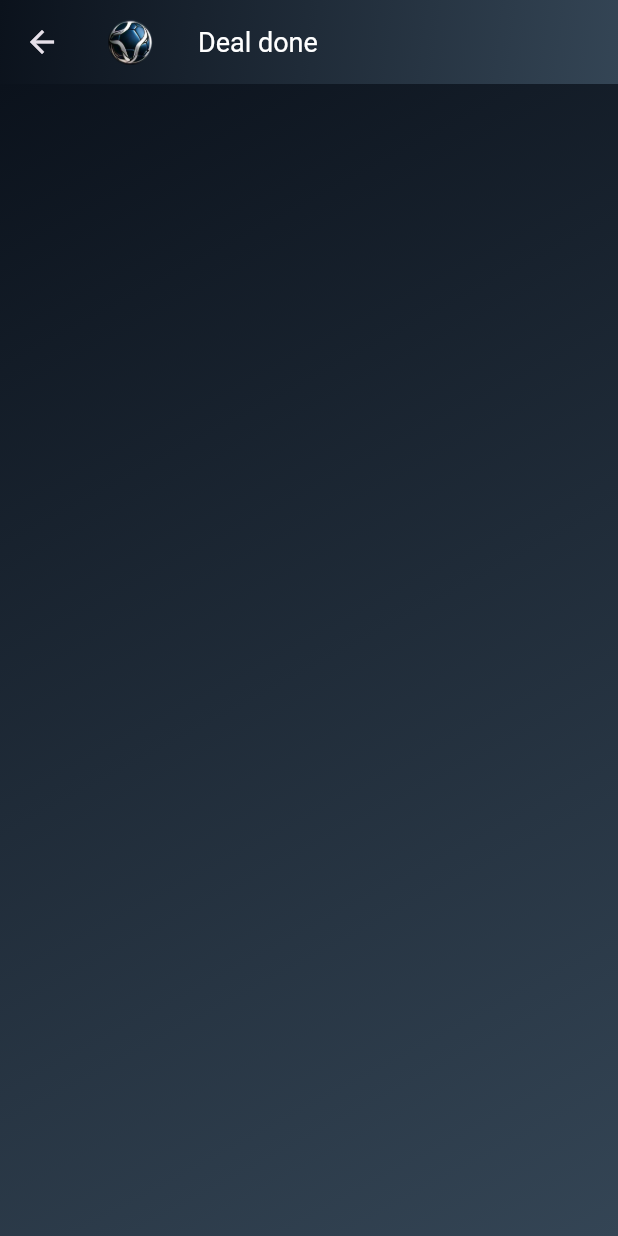
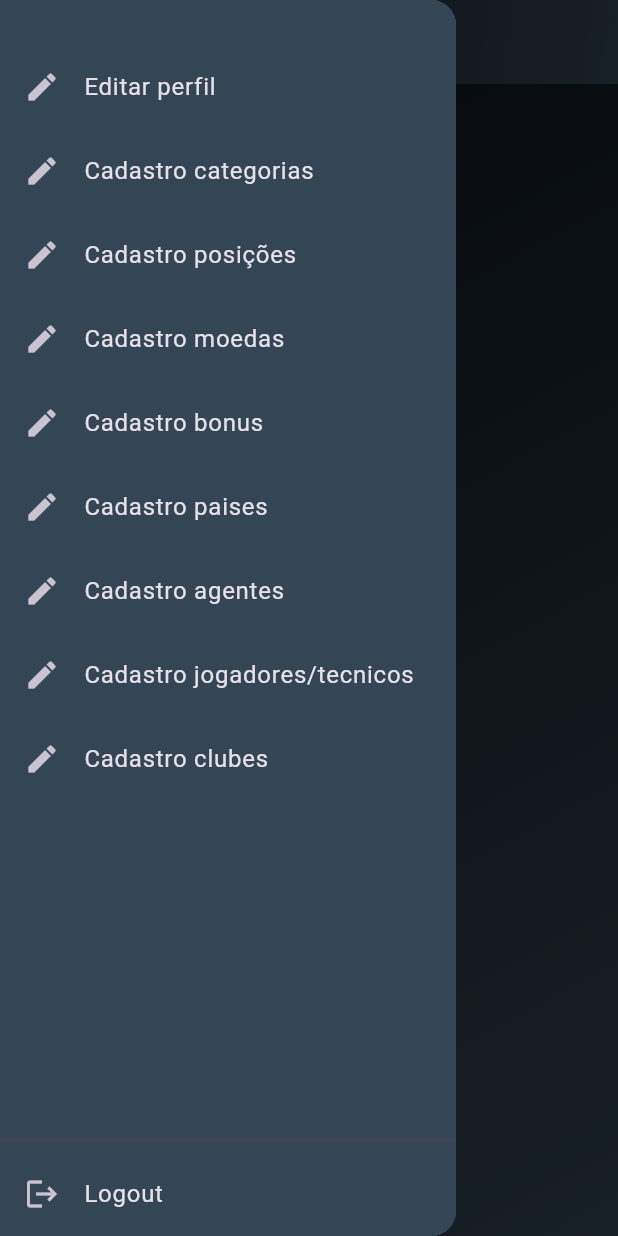
Before and after one commit to laertmascioli/M26.FrontEnd, a Flutter app: the HomePage screen opened by its route, with the side drawer open (before the commit the screen has no drawer), on a phone screen of 412 x 824 dp. Run offline on Flutter 3.47's test engine with Material 3 defaults, Android fonts, the phone set to English and light mode, and no system bars; our stand-ins replace shared_preferences; accounts and stored records are empty.

Commit message:
Commit Inicial

```diff
--- /dev/null
+++ b/Setup/Documents/Telas DealDone.txt
@@ -0,0 +1,31 @@
+  1.1
+  Cadastro de usuários
+  (Code, UserName, Firstname, Lastname, Email, Telephone, Username, Password, firstlogon,
+   LastLogon, Usertype (combo), Active(Y/N) (combo), defaulter)
+  1.2
+  Cadastro de categorias (Player, coach, referee)
+  (Code, Category Code, Category Name)
+  1.3
+  Cadastro de posições
+  (Code, Position Code, Position Name, Category (combo) (cadastro de categorias 1.2))
+  1.4
+  Cadastro de moedas (List of ISO 4217 currency codes)
+  (Code, Currency code, Currency Name, Currency Num, decimal digits )
+  1.5
+  Cadastro de bonus
+  (Code, Bonus code, Bonus Name)
+  1.6
+  Cadastro de países
+  (Code, Country code, Country Name, ISO CODE, Currency (combo)(cadastro de moedas 1.4))
+  1.7
+  Cadastro de Agentes
+  ()
+  1.8
+  Cadastro de jogadores/técnicos
+  ( Code, Name, Birth Date, Position (combo)(Cadastro de posições 1.3), Category (combo)(cadastro 1.2)
+    Foots, available for trial (combo) (Y/N), Video Highlights, Transfermarkt, Agente (combo)(cadastro 1.7),
+	Ogol, Salary expectations, Nationality (combo) (cadastro de países 1.6), photo,
+	Last Contract, Height, Weight, Profile, achievements, contract situation)
+  1.9
+  Cadastro de clubes
+  ()
--- a/lib/home/home_page.dart
+++ b/lib/home/home_page.dart
@@ -1,4 +1,5 @@
 import 'package:flutter/material.dart';
+import 'package:m26/login/login_page.dart';
 
 class HomePage extends StatelessWidget {
   const HomePage({super.key});
@@ -6,14 +7,22 @@ class HomePage extends StatelessWidget {
   @override
   Widget build(BuildContext context) {
     return Scaffold(
-      appBar: AppBar(
+      appBar: _getAppBar(),
+      drawer: Drawer(
+        child: _getContainerDrawer(),
+      ),
+      body: _getContainerBody(),
+    );
+  }
+
+  _getAppBar() {
+    return AppBar(
       title: Row(
         children: [
           SizedBox(
             width: 30,
             child: Hero(
-                  tag: 'imageLogin',
-                  child: Image.asset('assets/Icone_M26.png')),
+                tag: 'imageLogin', child: Image.asset('assets/Icone_M26.png')),
           ),
           const SizedBox(width: 30),
           const Text(
@@ -31,8 +40,108 @@ class HomePage extends StatelessWidget {
               colors: [Color(0xff0b121c), Color(0xff344555)]),
         ),
       ),
+    );
+  }
+
+  _getContainerDrawer() {
+    return Container(
+      decoration: const BoxDecoration(color: Color(0xff344555)),
+      child: Column(
+        children: <Widget>[
+          Expanded(
+            child: Column(
+              children: <Widget>[
+                const SizedBox(
+                  height: 30,
                 ),
-      body: Container(
+                ListTile(
+                  leading: const Icon(Icons.edit),
+                  title: const Text("Editar perfil"),
+                  onTap: () {
+                    // Get.to(EditCad());
+                  },
+                ),
+                ListTile(
+                  leading: const Icon(Icons.edit),
+                  title: const Text("Cadastro categorias"),
+                  onTap: () {
+                    // Get.to(EditCad());
+                  },
+                ),
+                ListTile(
+                  leading: const Icon(Icons.edit),
+                  title: const Text("Cadastro posições"),
+                  onTap: () {
+                    // Get.to(EditCad());
+                  },
+                ),
+                ListTile(
+                  leading: const Icon(Icons.edit),
+                  title: const Text("Cadastro moedas"),
+                  onTap: () {
+                    // Get.to(EditCad());
+                  },
+                ),
+                ListTile(
+                  leading: const Icon(Icons.edit),
+                  title: const Text("Cadastro bonus"),
+                  onTap: () {
+                    // Get.to(EditCad());
+                  },
+                ),
+                ListTile(
+                  leading: const Icon(Icons.edit),
+                  title: const Text("Cadastro paises"),
+                  onTap: () {
+                    // Get.to(EditCad());
+                  },
+                ),
+                ListTile(
+                  leading: const Icon(Icons.edit),
+                  title: const Text("Cadastro agentes"),
+                  onTap: () {
+                    // Get.to(EditCad());
+                  },
+                ),
+                ListTile(
+                  leading: const Icon(Icons.edit),
+                  title: const Text("Cadastro jogadores/tecnicos"),
+                  onTap: () {
+                    // Get.to(EditCad());
+                  },
+                ),
+                ListTile(
+                  leading: const Icon(Icons.edit),
+                  title: const Text("Cadastro clubes"),
+                  onTap: () {
+                    // Get.to(EditCad());
+                  },
+                ),
+              ],
+            ),
+          ),
+          Align(
+            alignment: FractionalOffset.bottomCenter,
+            child: Column(
+              children: <Widget>[
+                const Divider(),
+                ListTile(
+                  leading: const Icon(Icons.logout),
+                  title: const Text("Logout"),
+                  onTap: () {
+                    (_) => const LoginPage();
+                  },
+                ),
+              ],
+            ),
+          ),
+        ],
+      ),
+    );
+  }
+
+  _getContainerBody() {
+    return Container(
       alignment: Alignment.center,
       decoration: const BoxDecoration(
         gradient: LinearGradient(
@@ -40,7 +149,6 @@ class HomePage extends StatelessWidget {
             end: Alignment.bottomRight,
             colors: [Color(0xff0b121c), Color(0xff344555)]),
       ),
-      ),
     );
   }
 }
--- a/pubspec.yaml
+++ b/pubspec.yaml
@@ -36,6 +36,8 @@ dependencies:
   # Use with the CupertinoIcons class for iOS style icons.
   cupertino_icons: ^1.0.8
   page_transition: ^2.1.0
+  shared_preferences: ^2.2.3
+  password_dart: ^2.0.1
 
 dev_dependencies:
   flutter_test:
```
Also changed, not shown: lib/forgotPwd/forgotPwd_page.dart (added, +46 -0 lines), lib/login/login_page.dart (+80 -8 lines), lib/register/register_page.dart (added, +106 -0 lines), pubspec.lock. Lines whose indentation alone changed are shown as unchanged.
